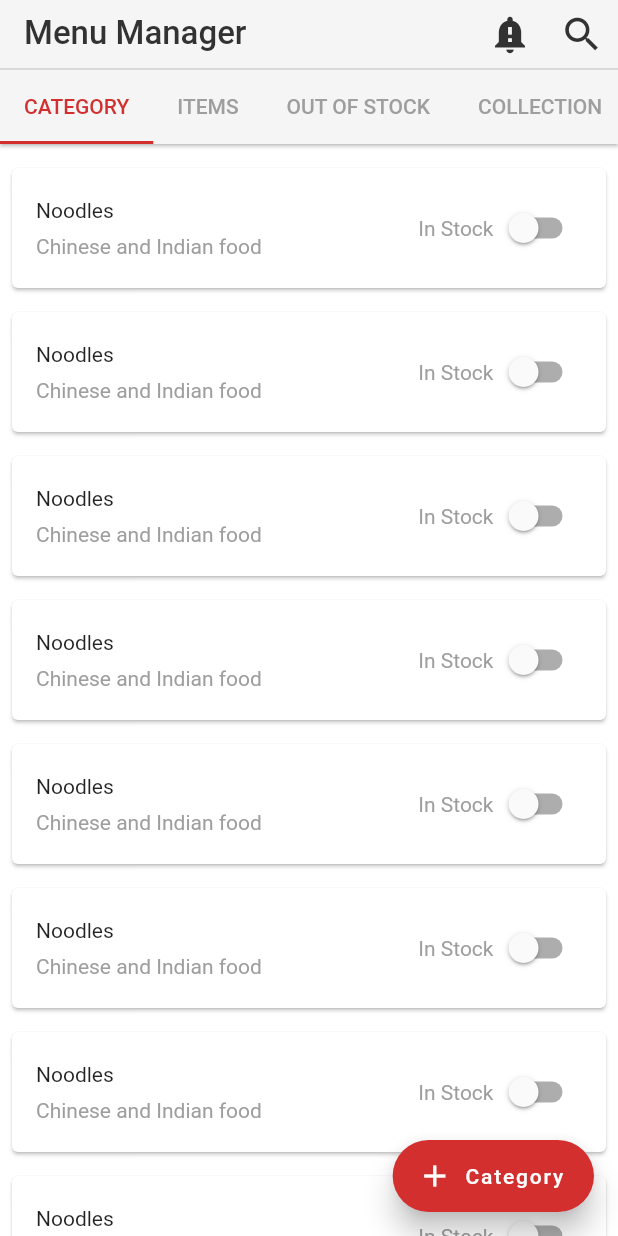
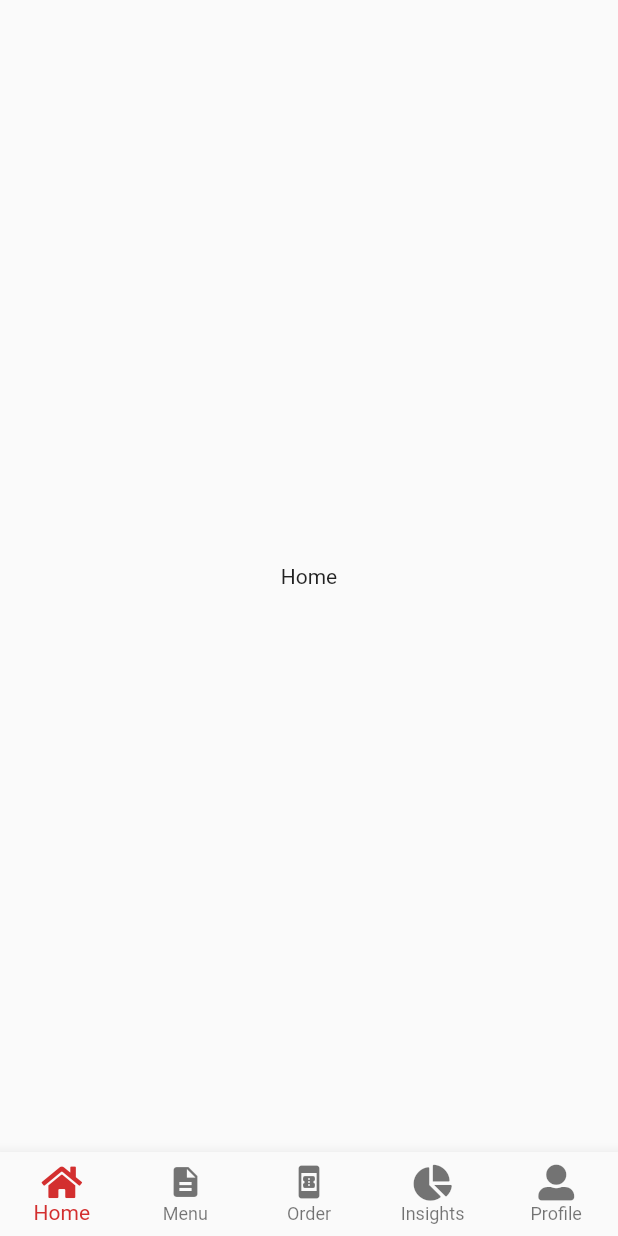
Before and after one commit to SaliceMk/fw, a Flutter app: the screen it shows after launch, on a phone screen of 412 x 824 dp. Run offline on Flutter 3.47's test engine with Material 2 defaults, Android fonts, the phone set to English and light mode, and no system bars; our stand-ins replace auto_route, dotted_border, font_awesome_flutter.

Commit message:
seventh commit

```diff
--- /dev/null
+++ b/lib/home/pages/home.page.dart
@@ -0,0 +1,12 @@
+import 'package:flutter/material.dart';
+
+class HomePage extends StatelessWidget {
+  const HomePage({Key? key}) : super(key: key);
+
+  @override
+  Widget build(BuildContext context) {
+    return const Scaffold(
+      body: Center(child: Text('Home')),
+    );
+  }
+}
--- /dev/null
+++ b/lib/home/pages/pages.dart
@@ -0,0 +1 @@
+export 'home.page.dart';
--- /dev/null
+++ b/lib/insights/pages/pages.dart
@@ -0,0 +1 @@
+export 'insights_front.page.dart';
--- a/lib/main.dart
+++ b/lib/main.dart
@@ -1,7 +1,6 @@
 import 'package:flutter/material.dart';
-import 'package:foodwifi_trial/menu_manager/pages/ff_menu_empty.page.dart';
 
-import 'router/menu_router/app_router.dart';
+import 'router/app_router.dart';
 //import 'package:foodwifi_trial/menu_manager/pages/menu_empty.page.dart';
 
 void main() {
--- a/lib/menu_manager/pages/ff_menu_empty.page.dart
+++ b/lib/menu_manager/pages/ff_menu_empty.page.dart
@@ -6,7 +6,7 @@ import 'package:auto_route/auto_route.dart';
 
 import 'package:foodwifi_trial/menu_manager/widget_view/menu_empty_category_list.widget.dart';
 import 'package:foodwifi_trial/menu_manager/widget_view/widgets.dart';
-import 'package:foodwifi_trial/router/menu_router/app_router.dart';
+import 'package:foodwifi_trial/router/app_router.dart';
 import 'pages.dart';
 
 class FfMenuEmptyPage extends StatefulWidget {
--- a/lib/menu_manager/pages/menu_39_item_create.dart
+++ b/lib/menu_manager/pages/menu_39_item_create.dart
@@ -4,7 +4,7 @@ import 'package:foodwifi_trial/colors/colors.dart';
 
 import 'package:foodwifi_trial/menu_manager/widget_view/widgets.dart';
 import 'package:auto_route/auto_route.dart';
-import 'package:foodwifi_trial/router/menu_router/app_router.dart';
+import 'package:foodwifi_trial/router/app_router.dart';
 import 'pages.dart';
 
 class Menu39Page extends StatefulWidget {
--- a/lib/menu_manager/widget_view/category_listview.widget.dart
+++ b/lib/menu_manager/widget_view/category_listview.widget.dart
@@ -1,7 +1,7 @@
 import 'package:flutter/material.dart';
 import 'package:foodwifi_trial/colors/colors.dart';
 import 'package:auto_route/auto_route.dart';
-import 'package:foodwifi_trial/router/menu_router/app_router.dart';
+import 'package:foodwifi_trial/router/app_router.dart';
 
 class CategoryListViewWidget extends StatefulWidget {
   //const CategoryListViewWidget({Key key}) : super(key: key);
--- a/lib/menu_manager/widget_view/collection_listview.widget.dart
+++ b/lib/menu_manager/widget_view/collection_listview.widget.dart
@@ -1,7 +1,7 @@
 import 'package:flutter/material.dart';
 import 'package:foodwifi_trial/colors/colors.dart';
 import 'package:auto_route/auto_route.dart';
-import 'package:foodwifi_trial/router/menu_router/app_router.dart';
+import 'package:foodwifi_trial/router/app_router.dart';
 
 class CollectionListViewWidget extends StatefulWidget {
   //const CollectionListViewWidget({Key key}) : super(key: key);
--- /dev/null
+++ b/lib/order_manager/pages/pages.dart
@@ -0,0 +1 @@
+export 'om_54.dart';
--- /dev/null
+++ b/lib/profile/pages/pages.dart
@@ -0,0 +1 @@
+export 'profile_front.page.dart';
--- /dev/null
+++ b/lib/root/pages/root_tab.page.dart
@@ -0,0 +1,54 @@
+import 'package:auto_route/auto_route.dart';
+import 'package:flutter/material.dart';
+import 'package:font_awesome_flutter/font_awesome_flutter.dart';
+import 'package:foodwifi_trial/colors/colors.dart';
+import '../../router/app_router.dart';
+
+class RootTabPage extends StatelessWidget {
+  const RootTabPage({Key? key}) : super(key: key);
+
+  @override
+  Widget build(BuildContext context) {
+    return AutoTabsScaffold(
+      routes: const [
+        HomeTabRoute(), // order matters here, not in app_router
+        MenuManagerTabRoute(),
+        OrderManagerTabRoute(),
+        InsightsTabRoute(),
+        ProfileTabRoute(),
+      ],
+      bottomNavigationBuilder: (context, tabsRouter) {
+        return BottomNavigationBar(
+          currentIndex: tabsRouter.activeIndex,
+          selectedItemColor: Colorss.primaryRed,
+          //unselectedItemColor: Colorss.textIconColor,
+          type: BottomNavigationBarType.fixed,
+          onTap: tabsRouter.setActiveIndex,
+          items: const [
+            BottomNavigationBarItem(
+              icon: FaIcon(FontAwesomeIcons.home),
+              label: 'Home',
+            ),
+            BottomNavigationBarItem(
+              icon: Icon(Icons.description),
+              label: 'Menu',
+            ),
+            BottomNavigationBarItem(
+              //icon: FaIcon(FontAwesomeIcons.che),
+              icon: Icon(Icons.book_online),
+              label: 'Order',
+            ),
+            BottomNavigationBarItem(
+              icon: FaIcon(FontAwesomeIcons.chartPie),
+              label: 'Insights',
+            ),
+            BottomNavigationBarItem(
+              icon: FaIcon(FontAwesomeIcons.userAlt),
+              label: 'Profile',
+            ),
+          ],
+        );
+      },
+    );
+  }
+}
--- a/lib/router/menu_router/app_router.dart
+++ /dev/null
@@ -1,27 +0,0 @@
-import 'package:auto_route/auto_route.dart';
-import 'package:foodwifi_trial/menu_manager/pages/pages.dart';
-import 'package:flutter/material.dart';
-
-part 'app_router.gr.dart';
-
-@MaterialAutoRouter(replaceInRouteName: 'Page,Route', routes: <AutoRoute>[
-  AutoRoute(
-    page: FfMenuEmptyPage,
-    initial: true,
-  ),
-  AutoRoute(page: Menu35Page), //create category from fab
-
-  AutoRoute(page: Menu39Page), //create item(long page) from fab
-
-  AutoRoute(page: Menu30Page), //create collection from fab
-
-  AutoRoute(
-      page: Menu36OneCategoryTypeListingPage), //from list tile of category list
-  AutoRoute(
-      page:
-          Menu31OneCollectionTypeListingPage), // from list tile of collection list
-
-  AutoRoute(page: SelectSuggestedItemsPage), //button in ItemCreate page
-])
-// extend the generated private router
-class AppRouter extends _$AppRouter {}
--- a/pubspec.yaml
+++ b/pubspec.yaml
@@ -35,6 +35,7 @@ dependencies:
   # Use with the CupertinoIcons class for iOS style icons.
   cupertino_icons: ^1.0.2
   auto_route: ^3.2.2
+  font_awesome_flutter: ^9.2.0
 
 dev_dependencies:
   flutter_test:
```
Also changed, not shown: lib/insights/pages/insights_front.page.dart (added, +12 -0 lines), lib/order_manager/pages/om_54.dart (added, +10 -0 lines), lib/profile/pages/profile_front.page.dart (added, +12 -0 lines), lib/router/app_router.dart (added, +18 -0 lines), lib/router/routes/root_tab.route.dart (added, +45 -0 lines), lib/router/app_router.gr.dart (added), lib/router/menu_router/app_router.gr.dart (deleted), pubspec.lock.
